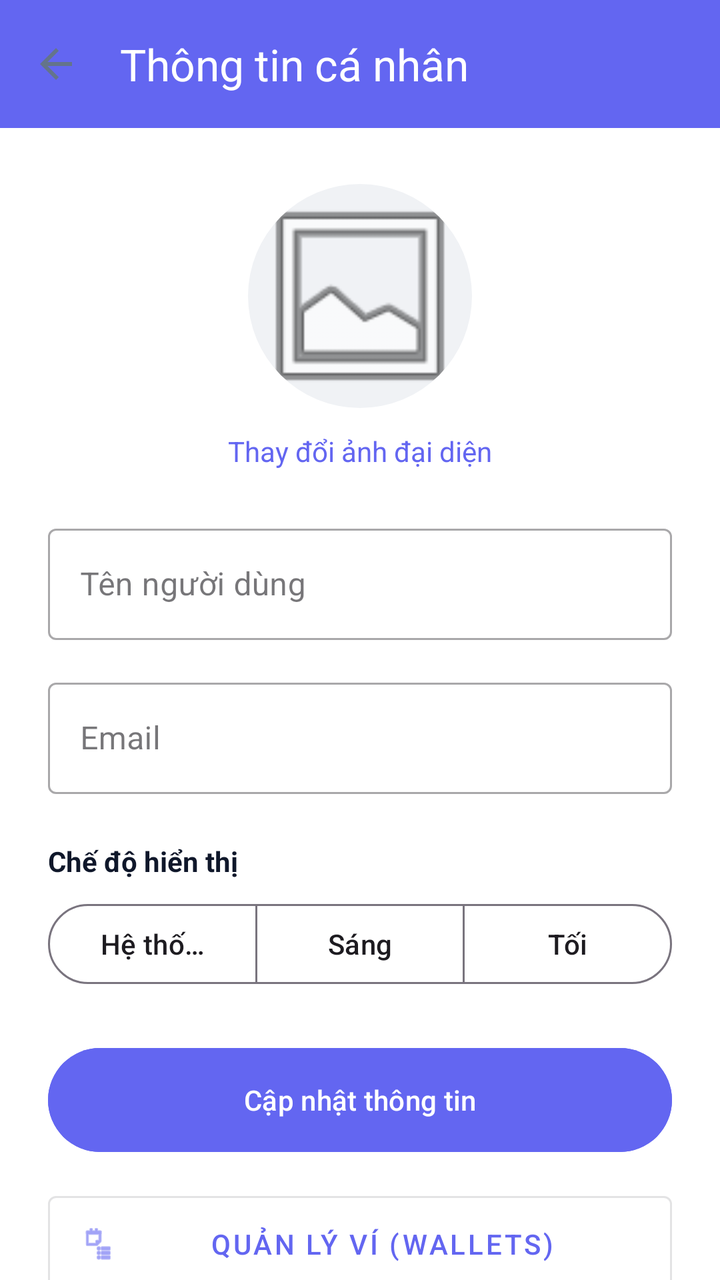
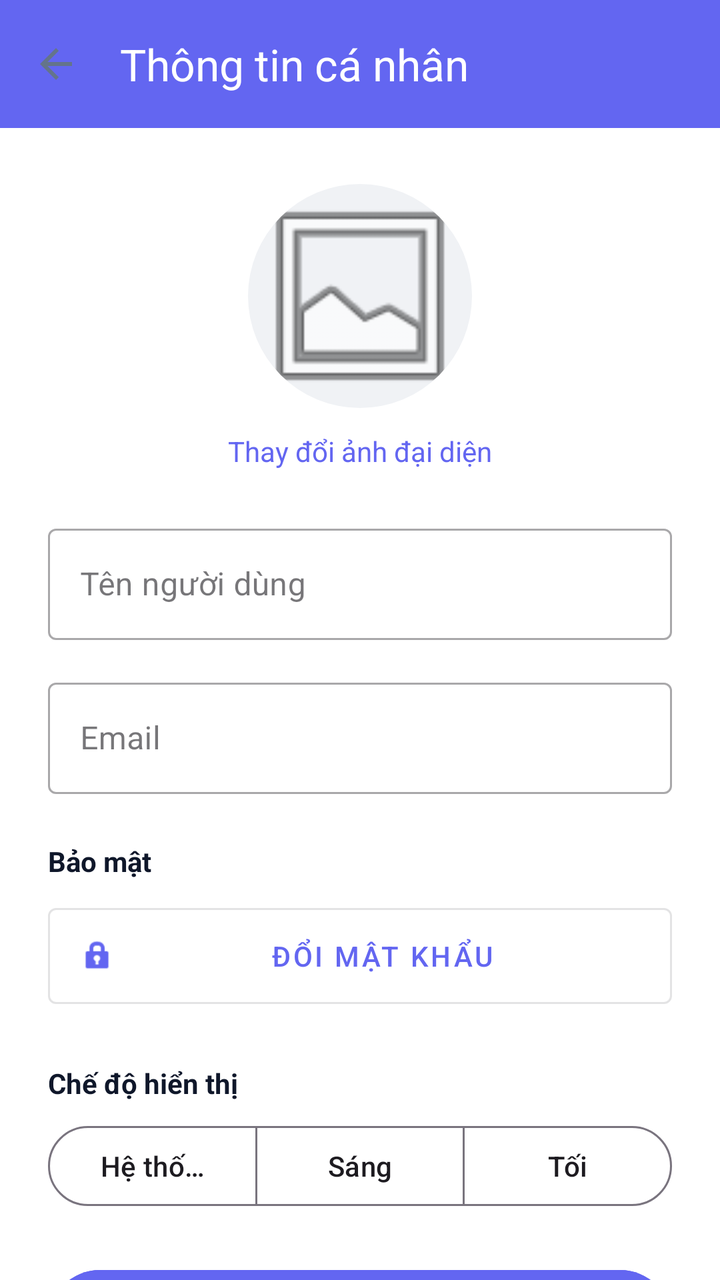

Before-and-after screenshots of an Android layout around one commit, followed by the original layout XML and the change that was made.
<!-- AndroidManifest.xml: application theme Theme.Personalfinancemanager -->
<!-- res/layout/activity_profile.xml -->
<?xml version="1.0" encoding="utf-8"?>
<androidx.coordinatorlayout.widget.CoordinatorLayout xmlns:android="http://schemas.android.com/apk/res/android"
    xmlns:app="http://schemas.android.com/apk/res-auto"
    android:layout_width="match_parent"
    android:layout_height="match_parent"
    android:background="@android:color/white">

    <com.google.android.material.appbar.AppBarLayout
        android:layout_width="match_parent"
        android:layout_height="wrap_content">

        <androidx.appcompat.widget.Toolbar
            android:id="@+id/toolbar"
            android:layout_width="match_parent"
            android:layout_height="?attr/actionBarSize"
            android:background="@color/primary"
            app:title="Thông tin cá nhân"
            app:titleTextColor="@android:color/white"
            app:navigationIcon="?attr/homeAsUpIndicator" />
    </com.google.android.material.appbar.AppBarLayout>

    <androidx.core.widget.NestedScrollView
        android:layout_width="match_parent"
        android:layout_height="match_parent"
        app:layout_behavior="@string/appbar_scrolling_view_behavior">

        <LinearLayout
            android:layout_width="match_parent"
            android:layout_height="wrap_content"
            android:orientation="vertical"
            android:padding="24dp"
            android:gravity="center_horizontal">

            <com.google.android.material.imageview.ShapeableImageView
                android:id="@+id/ivAvatar"
                android:layout_width="120dp"
                android:layout_height="120dp"
                android:scaleType="centerCrop"
                android:src="@android:drawable/ic_menu_gallery"
                app:shapeAppearanceOverlay="@style/CircleImage"
                android:layout_marginBottom="8dp"
                android:background="#F0F2F5"
                android:padding="4dp" />

            <TextView
                android:id="@+id/tvChangeAvatar"
                android:layout_width="wrap_content"
                android:layout_height="wrap_content"
                android:text="Thay đổi ảnh đại diện"
                android:textColor="@color/primary"
                android:layout_marginBottom="24dp" />

            <com.google.android.material.textfield.TextInputLayout
                android:id="@+id/tilUsername"
                android:layout_width="match_parent"
                android:layout_height="wrap_content"
                android:hint="Tên người dùng"
                style="@style/Widget.MaterialComponents.TextInputLayout.OutlinedBox"
                android:layout_marginBottom="16dp">

                <com.google.android.material.textfield.TextInputEditText
                    android:id="@+id/etUsername"
                    android:layout_width="match_parent"
                    android:layout_height="wrap_content"
                    android:inputType="textPersonName"
                    android:textColor="#0F172A" />
            </com.google.android.material.textfield.TextInputLayout>

            <com.google.android.material.textfield.TextInputLayout
                android:id="@+id/tilEmail"
                android:layout_width="match_parent"
                android:layout_height="wrap_content"
                android:hint="Email"
                style="@style/Widget.MaterialComponents.TextInputLayout.OutlinedBox"
                android:layout_marginBottom="24dp">

                <com.google.android.material.textfield.TextInputEditText
                    android:id="@+id/etEmail"
                    android:layout_width="match_parent"
                    android:layout_height="wrap_content"
                    android:inputType="textEmailAddress"
                    android:enabled="false"
                    android:textColor="#475569" />
            </com.google.android.material.textfield.TextInputLayout>

            <TextView
                android:layout_width="match_parent"
                android:layout_height="wrap_content"
                android:text="Chế độ hiển thị"
                android:textStyle="bold"
                android:layout_marginBottom="8dp"
                android:textColor="#0F172A" />

            <com.google.android.material.button.MaterialButtonToggleGroup
                android:id="@+id/toggleTheme"
                android:layout_width="match_parent"
                android:layout_height="wrap_content"
                android:layout_marginBottom="24dp"
                app:singleSelection="true"
                app:selectionRequired="true">
                <Button
                    android:id="@+id/btnThemeSystem"
                    style="?attr/materialButtonOutlinedStyle"
                    android:layout_width="0dp"
                    android:layout_height="wrap_content"
                    android:layout_weight="1"
                    android:text="Hệ thống" />
                <Button
                    android:id="@+id/btnThemeLight"
                    style="?attr/materialButtonOutlinedStyle"
                    android:layout_width="0dp"
                    android:layout_height="wrap_content"
                    android:layout_weight="1"
                    android:text="Sáng" />
                <Button
                    android:id="@+id/btnThemeDark"
                    style="?attr/materialButtonOutlinedStyle"
                    android:layout_width="0dp"
                    android:layout_height="wrap_content"
                    android:layout_weight="1"
                    android:text="Tối" />
            </com.google.android.material.button.MaterialButtonToggleGroup>

            <Button
                android:id="@+id/btnUpdateProfile"
                android:layout_width="match_parent"
                android:layout_height="60dp"
                android:text="Cập nhật thông tin"
                android:backgroundTint="@color/primary"
                android:textColor="@android:color/white" />

            <Button
                android:id="@+id/btnManageWallets"
                style="@style/Widget.MaterialComponents.Button.OutlinedButton"
                android:layout_width="match_parent"
                android:layout_height="60dp"
                android:layout_marginTop="12dp"
                android:text="Quản lý ví (Wallets)"
                app:icon="@android:drawable/ic_menu_agenda"
                app:iconTint="@color/primary"
                android:textColor="@color/primary" />

            <Button
                android:id="@+id/btnLogout"
                style="@style/Widget.MaterialComponents.Button.TextButton"
                android:layout_width="match_parent"
                android:layout_height="60dp"
                android:layout_marginTop="16dp"
                android:text="Đăng xuất"
                android:textColor="@color/expense" />

        </LinearLayout>
    </androidx.core.widget.NestedScrollView>

</androidx.coordinatorlayout.widget.CoordinatorLayout>
<!-- resources referenced by this layout -->
<resources>
  <color name="expense">#EF4444</color>
  <color name="primary">#6366F1</color>
  <style name="CircleImage" parent="">
          <item name="cornerSize">50%</item>
      </style>
  <style name="Theme.Personalfinancemanager" parent="Base.Theme.Personalfinancemanager" />
  <style name="Base.Theme.Personalfinancemanager" parent="Theme.Material3.DayNight.NoActionBar">
          <item name="colorPrimary">@color/primary</item>
          <item name="colorPrimaryDark">@color/primary_dark</item>
          <item name="colorAccent">@color/accent</item>
  
          
          <item name="android:windowBackground">@drawable/bg_app_main_image</item>
  
          <item name="android:textColorPrimary">@color/textColorPrimary</item>
          <item name="android:textColorSecondary">@color/textColorSecondary</item>
      </style>
  <color name="primary_dark">#4F46E5</color>
  <color name="accent">#F43F5E</color>
  <!-- drawable bg_app_main_image: jpg bitmap (drawable, 96445 bytes) -->
  <color name="textColorPrimary">#1E293B</color>
  <color name="textColorSecondary">#64748B</color>
</resources>

<!-- the commit's change to res/layout/activity_profile.xml (unified diff, before → after) -->
@@ -3,7 +3,7 @@
     xmlns:app="http://schemas.android.com/apk/res-auto"
     android:layout_width="match_parent"
     android:layout_height="match_parent"
-    android:background="@android:color/white">
+    android:background="#FFFFFF">
 
     <com.google.android.material.appbar.AppBarLayout
         android:layout_width="match_parent"
@@ -53,9 +53,9 @@
             <com.google.android.material.textfield.TextInputLayout
                 android:id="@+id/tilUsername"
                 android:layout_width="match_parent"
-                android:layout_height="wrap_content"
                 android:hint="Tên người dùng"
                 style="@style/Widget.MaterialComponents.TextInputLayout.OutlinedBox"
+                android:layout_height="wrap_content"
                 android:layout_marginBottom="16dp">
 
                 <com.google.android.material.textfield.TextInputEditText
@@ -69,9 +69,9 @@
             <com.google.android.material.textfield.TextInputLayout
                 android:id="@+id/tilEmail"
                 android:layout_width="match_parent"
-                android:layout_height="wrap_content"
                 android:hint="Email"
                 style="@style/Widget.MaterialComponents.TextInputLayout.OutlinedBox"
+                android:layout_height="wrap_content"
                 android:layout_marginBottom="24dp">
 
                 <com.google.android.material.textfield.TextInputEditText
@@ -82,6 +82,25 @@
                     android:enabled="false"
                     android:textColor="#475569" />
             </com.google.android.material.textfield.TextInputLayout>
+
+            <TextView
+                android:layout_width="match_parent"
+                android:layout_height="wrap_content"
+                android:text="Bảo mật"
+                android:textStyle="bold"
+                android:layout_marginBottom="8dp"
+                android:textColor="#0F172A" />
+
+            <Button
+                android:id="@+id/btnChangePassword"
+                style="@style/Widget.MaterialComponents.Button.OutlinedButton"
+                android:layout_width="match_parent"
+                android:layout_height="60dp"
+                android:layout_marginBottom="24dp"
+                android:text="Đổi mật khẩu"
+                app:icon="@android:drawable/ic_lock_idle_lock"
+                app:iconTint="@color/primary"
+                android:textColor="@color/primary" />
 
             <TextView
                 android:layout_width="match_parent"
